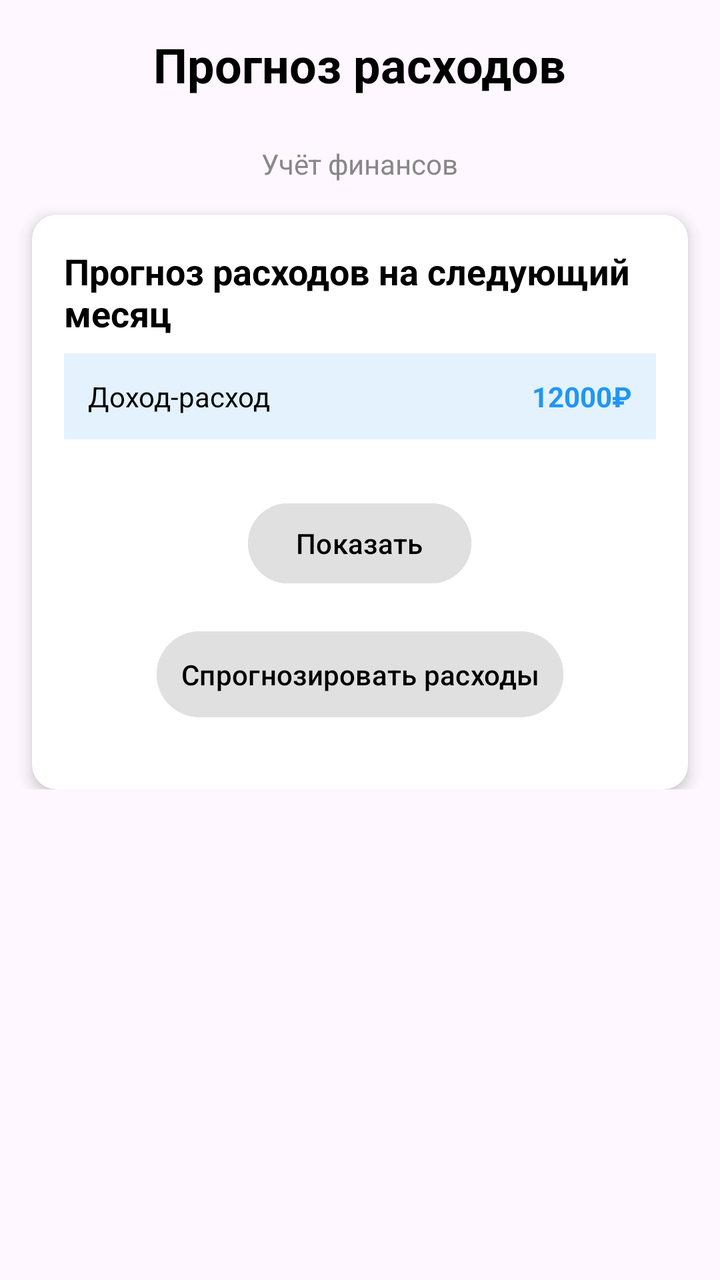
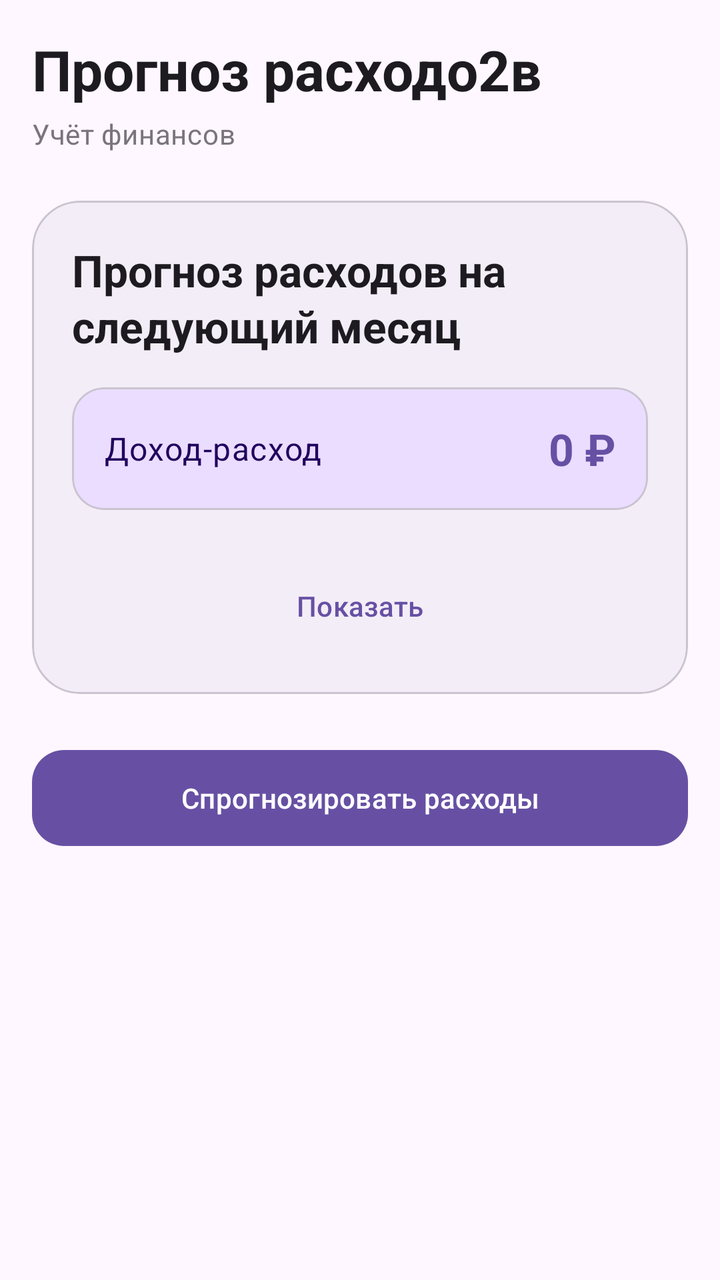

Screens rendered from an Android XML layout before and after an edit, with the pre-edit source and the edit as a unified diff.
<!-- AndroidManifest.xml: application theme Theme.MoneyHelper -->
<!-- res/layout/fragment_home.xml -->
<?xml version="1.0" encoding="utf-8"?>
<ScrollView
    xmlns:android="http://schemas.android.com/apk/res/android"
    xmlns:app="http://schemas.android.com/apk/res-auto"
    android:layout_width="match_parent"
    android:layout_height="match_parent"
    >

    <androidx.constraintlayout.widget.ConstraintLayout
        android:layout_width="match_parent"
        android:layout_height="wrap_content">

        

        
        <TextView
            android:id="@+id/titleTextView"
            android:layout_width="wrap_content"
            android:layout_height="wrap_content"
            android:layout_marginTop="16dp"
            android:text="Прогноз расходов"
            android:textColor="@color/black"
            android:textSize="24sp"
            android:textStyle="bold"
            app:layout_constraintEnd_toEndOf="parent"
            app:layout_constraintHorizontal_bias="0.501"
            app:layout_constraintStart_toStartOf="parent"
            app:layout_constraintTop_toTopOf="parent" />

        <TextView
            android:id="@+id/financeLabelTextView"
            android:layout_width="wrap_content"
            android:layout_height="wrap_content"
            android:text="Учёт финансов"
            android:textSize="14sp"
            android:textColor="@color/gray"
            android:layout_marginTop="24dp"
            app:layout_constraintTop_toBottomOf="@id/titleTextView"
            app:layout_constraintStart_toStartOf="parent"
            app:layout_constraintEnd_toEndOf="parent"/>

        
        <androidx.cardview.widget.CardView
            android:id="@+id/expensesCardView"
            android:layout_width="match_parent"
            android:layout_height="wrap_content"
            android:layout_marginStart="16dp"
            android:layout_marginEnd="16dp"
            android:layout_marginTop="16dp"
            android:layout_marginBottom="16dp"
            app:cardCornerRadius="12dp"
            app:cardElevation="4dp"
            app:layout_constraintTop_toBottomOf="@id/financeLabelTextView"
            app:layout_constraintStart_toStartOf="parent"
            app:layout_constraintEnd_toEndOf="parent">

            <LinearLayout
                android:layout_width="match_parent"
                android:layout_height="wrap_content"
                android:orientation="vertical"
                android:padding="16dp">

                <TextView
                    android:layout_width="wrap_content"
                    android:layout_height="wrap_content"
                    android:text="Прогноз расходов на следующий месяц"
                    android:textSize="18sp"
                    android:textStyle="bold"
                    android:textColor="@color/black"/>

                
                <LinearLayout
                    android:layout_width="match_parent"
                    android:layout_height="wrap_content"
                    android:orientation="horizontal"
                    android:layout_marginTop="8dp"
                    android:background="#E3F2FD"
                    android:padding="12dp"
                    android:gravity="center_vertical">

                    <TextView
                        android:layout_width="0dp"
                        android:layout_height="wrap_content"
                        android:layout_weight="1"
                        android:text="Доход-расход"
                        android:textColor="@color/black"/>

                    <TextView
                        android:id="@+id/balanceTextView"
                        android:layout_width="wrap_content"
                        android:layout_height="wrap_content"
                        android:text="12000₽"
                        android:textColor="#2196F3"
                        android:textStyle="bold"/>
                </LinearLayout>

                <TextView
                    android:id="@+id/emptyTextView"
                    app:layout_constraintTop_toTopOf="@id/expensesRecyclerView"
                    app:layout_constraintStart_toStartOf="parent"
                    android:paddingHorizontal="40dp"
                    android:paddingVertical="40dp"

                    android:layout_marginHorizontal="16dp"
                    android:layout_width="wrap_content"
                    android:layout_height="wrap_content"
                    android:visibility="gone" />

                
                <androidx.recyclerview.widget.RecyclerView
                    android:id="@+id/expensesRecyclerView"
                    android:layout_width="match_parent"
                    android:layout_height="wrap_content"
                    android:layout_marginTop="16dp"
                    android:nestedScrollingEnabled="false"/>

                
                <Button
                    android:id="@+id/showButton"
                    android:layout_width="wrap_content"
                    android:layout_height="wrap_content"
                    android:layout_gravity="center"
                    android:layout_marginTop="12dp"
                    android:text="Показать"
                    android:backgroundTint="#E0E0E0"
                    android:textColor="@color/black"/>

                

                <Button
                    android:id="@+id/predictionButton"
                    android:layout_width="wrap_content"
                    android:layout_height="wrap_content"
                    android:layout_gravity="center"
                    android:text="Спрогнозировать расходы"
                    android:backgroundTint="#E0E0E0"
                    android:textColor="@color/black"
                    android:padding="12dp"
                    android:layout_margin="16dp"
                    app:layout_constraintTop_toTopOf="parent"
                    app:layout_constraintEnd_toEndOf="parent"
                    app:layout_constraintStart_toStartOf="parent"/>

            </LinearLayout>
        </androidx.cardview.widget.CardView>

    </androidx.constraintlayout.widget.ConstraintLayout>
</ScrollView>
<!-- resources referenced by this layout -->
<resources>
  <color name="black">#FF000000</color>
  <color name="gray">#FF888888</color>
  <style name="Theme.MoneyHelper" parent="Base.Theme.MoneyHelper" />
  <style name="Base.Theme.MoneyHelper" parent="Theme.Material3.DayNight.NoActionBar">
          
          
      </style>
</resources>

<!-- the commit's change to res/layout/fragment_home.xml (unified diff, before → after) -->
@@ -1,29 +1,25 @@
 <?xml version="1.0" encoding="utf-8"?>
-<ScrollView
+<androidx.core.widget.NestedScrollView
     xmlns:android="http://schemas.android.com/apk/res/android"
     xmlns:app="http://schemas.android.com/apk/res-auto"
     android:layout_width="match_parent"
     android:layout_height="match_parent"
-    >
+    android:background="?attr/colorSurface"
+    android:fillViewport="true">
 
     <androidx.constraintlayout.widget.ConstraintLayout
         android:layout_width="match_parent"
-        android:layout_height="wrap_content">
+        android:layout_height="wrap_content"
+        android:padding="16dp">
 
-        
-
-        
         <TextView
             android:id="@+id/titleTextView"
             android:layout_width="wrap_content"
             android:layout_height="wrap_content"
-            android:layout_marginTop="16dp"
-            android:text="Прогноз расходов"
-            android:textColor="@color/black"
-            android:textSize="24sp"
+            android:text="@string/expense_forecast_title"
+            android:textAppearance="?attr/textAppearanceHeadlineMedium"
+            android:textColor="?attr/colorOnSurface"
             android:textStyle="bold"
-            app:layout_constraintEnd_toEndOf="parent"
-            app:layout_constraintHorizontal_bias="0.501"
             app:layout_constraintStart_toStartOf="parent"
             app:layout_constraintTop_toTopOf="parent" />
 
@@ -31,82 +27,82 @@
             android:id="@+id/financeLabelTextView"
             android:layout_width="wrap_content"
             android:layout_height="wrap_content"
-            android:text="Учёт финансов"
-            android:textSize="14sp"
-            android:textColor="@color/gray"
-            android:layout_marginTop="24dp"
+            android:text="@string/finance_label"
+            android:textAppearance="?attr/textAppearanceBodyMedium"
+            android:textColor="?attr/colorOutline"
+            android:layout_marginTop="4dp"
             app:layout_constraintTop_toBottomOf="@id/titleTextView"
-            app:layout_constraintStart_toStartOf="parent"
-            app:layout_constraintEnd_toEndOf="parent"/>
+            app:layout_constraintStart_toStartOf="parent"/>
 
         
-        <androidx.cardview.widget.CardView
+        <com.google.android.material.card.MaterialCardView
             android:id="@+id/expensesCardView"
             android:layout_width="match_parent"
             android:layout_height="wrap_content"
-            android:layout_marginStart="16dp"
-            android:layout_marginEnd="16dp"
-            android:layout_marginTop="16dp"
-            android:layout_marginBottom="16dp"
-            app:cardCornerRadius="12dp"
-            app:cardElevation="4dp"
-            app:layout_constraintTop_toBottomOf="@id/financeLabelTextView"
-            app:layout_constraintStart_toStartOf="parent"
-            app:layout_constraintEnd_toEndOf="parent">
+            android:layout_marginTop="24dp"
+            app:cardCornerRadius="24dp"
+            app:cardElevation="0dp"
+            app:cardBackgroundColor="?attr/colorSurfaceContainer"
+            app:layout_constraintTop_toBottomOf="@id/financeLabelTextView">
 
             <LinearLayout
                 android:layout_width="match_parent"
                 android:layout_height="wrap_content"
                 android:orientation="vertical"
-                android:padding="16dp">
+                android:padding="20dp">
 
                 <TextView
                     android:layout_width="wrap_content"
                     android:layout_height="wrap_content"
-                    android:text="Прогноз расходов на следующий месяц"
-                    android:textSize="18sp"
-                    android:textStyle="bold"
-                    android:textColor="@color/black"/>
+                    android:text="@string/forecast_next_month"
+                    android:textAppearance="?attr/textAppearanceTitleLarge"
+                    android:textColor="?attr/colorOnSurface"
+                    android:textStyle="bold"/>
 
                 
-                <LinearLayout
+                <com.google.android.material.card.MaterialCardView
                     android:layout_width="match_parent"
                     android:layout_height="wrap_content"
-                    android:orientation="horizontal"
-                    android:layout_marginTop="8dp"
-                    android:background="#E3F2FD"
-                    android:padding="12dp"
-                    android:gravity="center_vertical">
+                    android:layout_marginTop="16dp"
+                    app:cardCornerRadius="16dp"
+                    app:cardElevation="0dp"
+                    app:cardBackgroundColor="?attr/colorPrimaryContainer">
 
-                    <TextView
-                        android:layout_width="0dp"
+                    <LinearLayout
+                        android:layout_width="match_parent"
                         android:layout_height="wrap_content"
-                        android:layout_weight="1"
-                        android:text="Доход-расход"
-                        android:textColor="@color/black"/>
+                        android:orientation="horizontal"
+                        android:padding="16dp"
+                        android:gravity="center_vertical">
 
-                    <TextView
-                        android:id="@+id/balanceTextView"
-                        android:layout_width="wrap_content"
-                        android:layout_height="wrap_content"
-                        android:text="12000₽"
-                        android:textColor="#2196F3"
-                        android:textStyle="bold"/>
-                </LinearLayout>
+                        <TextView
+                            android:layout_width="0dp"
+                            android:layout_height="wrap_content"
+                            android:layout_weight="1"
+                            android:text="@string/income_expense_balance"
+                            android:textAppearance="?attr/textAppearanceBodyLarge"
+                            android:textColor="?attr/colorOnPrimaryContainer"/>
+
+                        <TextView
+                            android:id="@+id/balanceTextView"
+                            android:layout_width="wrap_content"
+                            android:layout_height="wrap_content"
+                            android:text="0 ₽"
+                            android:textAppearance="?attr/textAppearanceTitleLarge"
+                            android:textColor="?attr/colorPrimary"
+                            android:textStyle="bold"/>
+                    </LinearLayout>
+                </com.google.android.material.card.MaterialCardView>
 
                 <TextView
                     android:id="@+id/emptyTextView"
-                    app:layout_constraintTop_toTopOf="@id/expensesRecyclerView"
-                    app:layout_constraintStart_toStartOf="parent"
-                    android:paddingHorizontal="40dp"
-                    android:paddingVertical="40dp"
-
-                    android:layout_marginHorizontal="16dp"
-                    android:layout_width="wrap_content"
+                    android:layout_width="match_parent"
                     android:layout_height="wrap_content"
+                    android:text="@string/empty_transactions"
+                    android:gravity="center"
+                    android:paddingVertical="32dp"
                     android:visibility="gone" />
 
-                
                 <androidx.recyclerview.widget.RecyclerView
                     android:id="@+id/expensesRecyclerView"
                     android:layout_width="match_parent"
@@ -114,35 +110,25 @@
                     android:layout_marginTop="16dp"
                     android:nestedScrollingEnabled="false"/>
 
-                
-                <Button
+                <com.google.android.material.button.MaterialButton
                     android:id="@+id/showButton"
-                    android:layout_width="wrap_content"
+                    style="@style/Widget.Material3.Button.TextButton"
+                    android:layout_width="match_parent"
                     android:layout_height="wrap_content"
-                    android:layout_gravity="center"
-                    android:layout_marginTop="12dp"
-                    android:text="Показать"
-                    android:backgroundTint="#E0E0E0"
-                    android:textColor="@color/black"/>
-
-                
-
-                <Button
-                    android:id="@+id/predictionButton"
-                    android:layout_width="wrap_content"
-                    android:layout_height="wrap_content"
-                    android:layout_gravity="center"
-                    android:text="Спрогнозировать расходы"
-                    android:backgroundTint="#E0E0E0"
-                    android:textColor="@color/black"
-                    android:padding="12dp"
-                    android:layout_margin="16dp"
-                    app:layout_constraintTop_toTopOf="parent"
-                    app:layout_constraintEnd_toEndOf="parent"
-                    app:layout_constraintStart_toStartOf="parent"/>
+                    android:layout_marginTop="8dp"
+                    android:text="@string/show" />
 
             </LinearLayout>
-        </androidx.cardview.widget.CardView>
+        </com.google.android.material.card.MaterialCardView>
+
+        <com.google.android.material.button.MaterialButton
+            android:id="@+id/predictionButton"
+            android:layout_width="match_parent"
+            android:layout_height="56dp"
+            android:layout_marginTop="24dp"
+            app:cornerRadius="16dp"
+            android:text="@string/btn_predict_expenses"
+            app:layout_constraintTop_toBottomOf="@id/expensesCardView"/>
 
     </androidx.constraintlayout.widget.ConstraintLayout>
-</ScrollView>
+</androidx.core.widget.NestedScrollView>
<!-- resource entries referenced after the edit -->
@@ -1,7 +1,12 @@
 <!-- resources referenced by this layout -->
 <resources>
-  <color name="black">#FF000000</color>
-  <color name="gray">#FF888888</color>
+  <string name="btn_predict_expenses">Спрогнозировать расходы</string>
+  <string name="empty_transactions">Нет транзакций</string>
+  <string name="expense_forecast_title">Прогноз расходо2в</string>
+  <string name="finance_label">Учёт финансов</string>
+  <string name="forecast_next_month">Прогноз расходов на следующий месяц</string>
+  <string name="income_expense_balance">Доход-расход</string>
+  <string name="show">Показать</string>
   <style name="Theme.MoneyHelper" parent="Base.Theme.MoneyHelper" />
   <style name="Base.Theme.MoneyHelper" parent="Theme.Material3.DayNight.NoActionBar">
           
